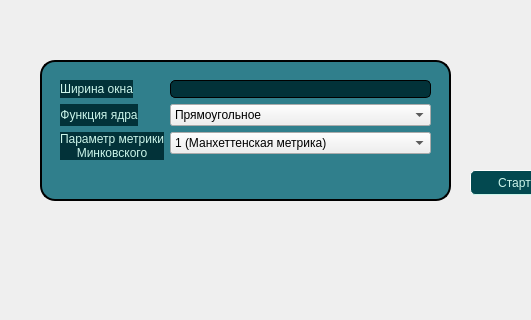
First picture: the form in mainwindow.ui, repository EL96cpp/KnnVisualiser, before the edit; both pictures show x 0 to 531 and y 0 to 320 of the 1274 by 905 pixel window.
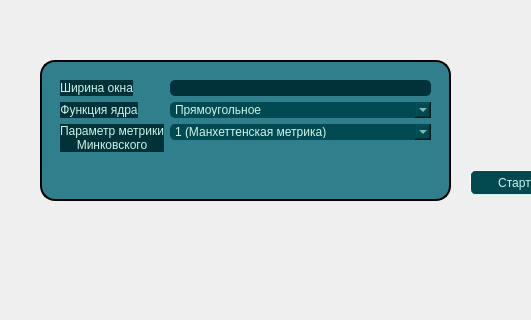
Second picture: the form after the edit. Icons and pictures are not drawn.

Commit message: Added setMinkowskiMetric and setWindowWidth signals/slots in MainWindow and Model

```diff
--- a/mainwindow.ui
+++ b/mainwindow.ui
@@ -84,8 +84,6 @@
        <widget class="QLineEdit" name="windowWidthLineEdit">
         <property name="styleSheet">
          <string notr="true">    border-style: outset;
-    border-width: 1px;
-	border-color: rbg(154, 173, 176);
     border-radius: 5px;
 	color: rgb(204, 245, 234);
 	background-color: rgb(2, 50, 57);</string>
@@ -108,6 +106,12 @@
       </item>
       <item row="1" column="1">
        <widget class="QComboBox" name="kernelComboBox">
+        <property name="styleSheet">
+         <string notr="true">	background-color: rgb(2, 74, 82);
+	color: rgb(204, 245, 234);
+    border-style: outset;
+    border-radius: 5px;</string>
+        </property>
         <item>
          <property name="text">
           <string>Прямоугольное</string>
@@ -152,6 +156,12 @@
       </item>
       <item row="2" column="1">
        <widget class="QComboBox" name="metricComboBox">
+        <property name="styleSheet">
+         <string notr="true">	background-color: rgb(2, 74, 82);
+	color: rgb(204, 245, 234);
+    border-style: outset;
+    border-radius: 5px;</string>
+        </property>
         <item>
          <property name="text">
           <string>1 (Манхеттенская метрика)</string>
```
The commit also changes 5 other files.
